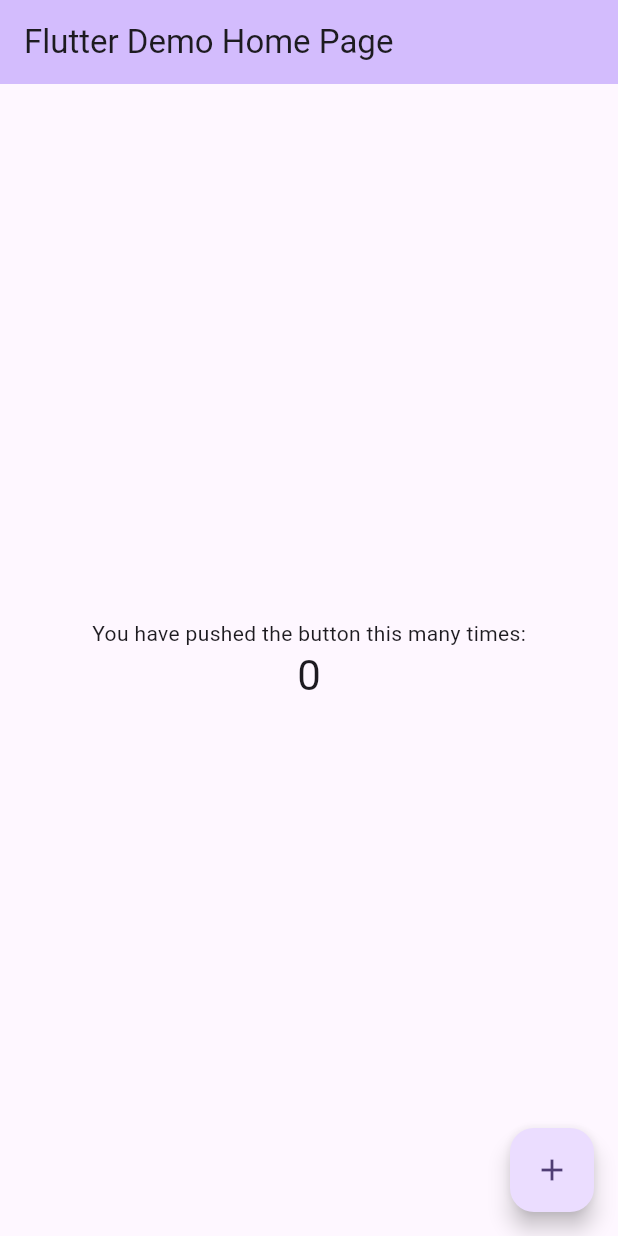
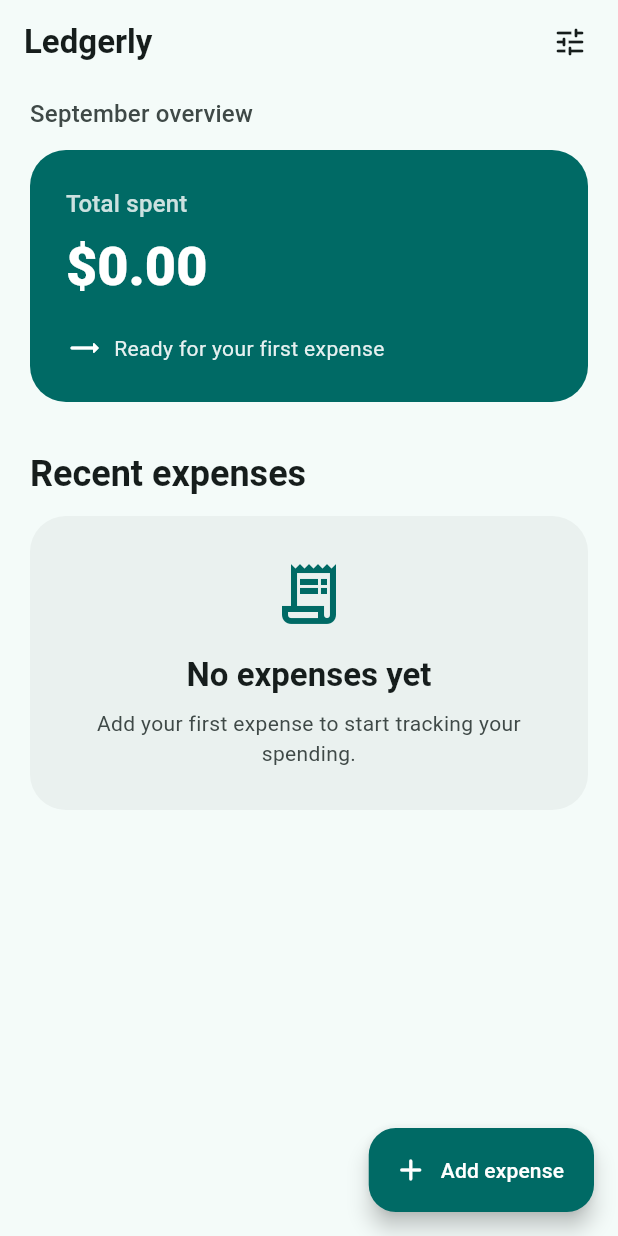
Before and after one commit to tharukanandasiri/Expense-Tracker-Mobile-App, a Flutter app: the screen it shows after launch, on a phone screen of 412 x 824 dp. Run offline on Flutter 3.47's test engine with Material 3 defaults, Android fonts, the phone set to English and light mode, and no system bars.

Commit message:
chore: initialize expense tracker app structure

```diff
--- /dev/null
+++ b/lib/core/theme/app_theme.dart
@@ -0,0 +1,55 @@
+import 'package:flutter/material.dart';
+
+abstract final class AppTheme {
+  static const _seedColor = Color(0xFF0D6B66);
+
+  static ThemeData get light => _buildTheme(Brightness.light);
+
+  static ThemeData get dark => _buildTheme(Brightness.dark);
+
+  static ThemeData _buildTheme(Brightness brightness) {
+    final colorScheme = ColorScheme.fromSeed(
+      seedColor: _seedColor,
+      brightness: brightness,
+    );
+
+    return ThemeData(
+      brightness: brightness,
+      colorScheme: colorScheme,
+      useMaterial3: true,
+      scaffoldBackgroundColor: colorScheme.surface,
+      appBarTheme: AppBarTheme(
+        backgroundColor: colorScheme.surface,
+        foregroundColor: colorScheme.onSurface,
+        elevation: 0,
+        centerTitle: false,
+      ),
+      cardTheme: CardThemeData(
+        elevation: 0,
+        margin: EdgeInsets.zero,
+        shape: RoundedRectangleBorder(borderRadius: BorderRadius.circular(24)),
+      ),
+      inputDecorationTheme: InputDecorationTheme(
+        filled: true,
+        fillColor: colorScheme.surfaceContainerHighest.withValues(alpha: 0.45),
+        border: OutlineInputBorder(
+          borderRadius: BorderRadius.circular(16),
+          borderSide: BorderSide.none,
+        ),
+        enabledBorder: OutlineInputBorder(
+          borderRadius: BorderRadius.circular(16),
+          borderSide: BorderSide.none,
+        ),
+        focusedBorder: OutlineInputBorder(
+          borderRadius: BorderRadius.circular(16),
+          borderSide: BorderSide(color: colorScheme.primary, width: 2),
+        ),
+      ),
+      floatingActionButtonTheme: FloatingActionButtonThemeData(
+        backgroundColor: colorScheme.primary,
+        foregroundColor: colorScheme.onPrimary,
+        shape: RoundedRectangleBorder(borderRadius: BorderRadius.circular(18)),
+      ),
+    );
+  }
+}
--- /dev/null
+++ b/lib/features/expenses/presentation/pages/expenses_page.dart
@@ -0,0 +1,128 @@
+import 'package:flutter/material.dart';
+
+class ExpensesPage extends StatelessWidget {
+  const ExpensesPage({super.key});
+
+  @override
+  Widget build(BuildContext context) {
+    final theme = Theme.of(context);
+    final colorScheme = theme.colorScheme;
+
+    return Scaffold(
+      appBar: AppBar(
+        title: const Text(
+          'Ledgerly',
+          style: TextStyle(fontWeight: FontWeight.w700),
+        ),
+        actions: [
+          IconButton(
+            onPressed: () {},
+            tooltip: 'Open settings',
+            icon: const Icon(Icons.tune_rounded),
+          ),
+          const SizedBox(width: 8),
+        ],
+      ),
+      body: SafeArea(
+        child: ListView(
+          padding: const EdgeInsets.fromLTRB(20, 8, 20, 120),
+          children: [
+            Text(
+              'September overview',
+              style: theme.textTheme.titleMedium?.copyWith(
+                color: colorScheme.onSurfaceVariant,
+              ),
+            ),
+            const SizedBox(height: 12),
+            Card(
+              color: colorScheme.primary,
+              child: Padding(
+                padding: const EdgeInsets.all(24),
+                child: Column(
+                  crossAxisAlignment: CrossAxisAlignment.start,
+                  children: [
+                    Text(
+                      'Total spent',
+                      style: theme.textTheme.titleMedium?.copyWith(
+                        color: colorScheme.onPrimary.withValues(alpha: 0.8),
+                      ),
+                    ),
+                    const SizedBox(height: 8),
+                    Text(
+                      '\$0.00',
+                      style: theme.textTheme.displaySmall?.copyWith(
+                        color: colorScheme.onPrimary,
+                        fontWeight: FontWeight.w800,
+                      ),
+                    ),
+                    const SizedBox(height: 20),
+                    Row(
+                      children: [
+                        Icon(
+                          Icons.trending_flat_rounded,
+                          color: colorScheme.onPrimary,
+                        ),
+                        const SizedBox(width: 8),
+                        Text(
+                          'Ready for your first expense',
+                          style: theme.textTheme.bodyMedium?.copyWith(
+                            color: colorScheme.onPrimary.withValues(alpha: 0.9),
+                          ),
+                        ),
+                      ],
+                    ),
+                  ],
+                ),
+              ),
+            ),
+            const SizedBox(height: 32),
+            Text(
+              'Recent expenses',
+              style: theme.textTheme.headlineSmall?.copyWith(
+                fontWeight: FontWeight.w700,
+              ),
+            ),
+            const SizedBox(height: 12),
+            Card(
+              color: colorScheme.surfaceContainerHighest.withValues(
+                alpha: 0.45,
+              ),
+              child: Padding(
+                padding: const EdgeInsets.all(28),
+                child: Column(
+                  children: [
+                    Icon(
+                      Icons.receipt_long_outlined,
+                      size: 48,
+                      color: colorScheme.primary,
+                    ),
+                    const SizedBox(height: 16),
+                    Text(
+                      'No expenses yet',
+                      style: theme.textTheme.titleLarge?.copyWith(
+                        fontWeight: FontWeight.w700,
+                      ),
+                    ),
+                    const SizedBox(height: 8),
+                    Text(
+                      'Add your first expense to start tracking your spending.',
+                      textAlign: TextAlign.center,
+                      style: theme.textTheme.bodyMedium?.copyWith(
+                        color: colorScheme.onSurfaceVariant,
+                      ),
+                    ),
+                  ],
+                ),
+              ),
+            ),
+          ],
+        ),
+      ),
+      floatingActionButton: FloatingActionButton.extended(
+        onPressed: () {},
+        icon: const Icon(Icons.add_rounded),
+        label: const Text('Add expense'),
+      ),
+    );
+  }
+}
--- a/lib/main.dart
+++ b/lib/main.dart
@@ -1,4 +1,7 @@
 import 'package:flutter/material.dart';
+
+import 'core/theme/app_theme.dart';
+import 'features/expenses/presentation/pages/expenses_page.dart';
 
 void main() {
   runApp(const MyApp());
@@ -11,26 +14,12 @@ class MyApp extends StatelessWidget {
   @override
   Widget build(BuildContext context) {
     return MaterialApp(
-      title: 'Flutter Demo',
-      theme: ThemeData(
-        // This is the theme of your application.
-        //
-        // TRY THIS: Try running your application with "flutter run". You'll see
-        // the application has a purple toolbar. Then, without quitting the app,
-        // try changing the seedColor in the colorScheme below to Colors.green
-        // and then invoke "hot reload" (save your changes or press the "hot
-        // reload" button in a Flutter-supported IDE, or press "r" if you used
-        // the command line to start the app).
-        //
-        // Notice that the counter didn't reset back to zero; the application
-        // state is not lost during the reload. To reset the state, use hot
-        // restart instead.
-        //
-        // This works for code too, not just values: Most code changes can be
-        // tested with just a hot reload.
-        colorScheme: .fromSeed(seedColor: Colors.deepPurple),
-      ),
-      home: const MyHomePage(title: 'Flutter Demo Home Page'),
+      title: 'Ledgerly',
+      debugShowCheckedModeBanner: false,
+      theme: AppTheme.light,
+      darkTheme: AppTheme.dark,
+      themeMode: ThemeMode.system,
+      home: const ExpensesPage(),
     );
   }
 }
```
Also changed, not shown: 1 other file.
